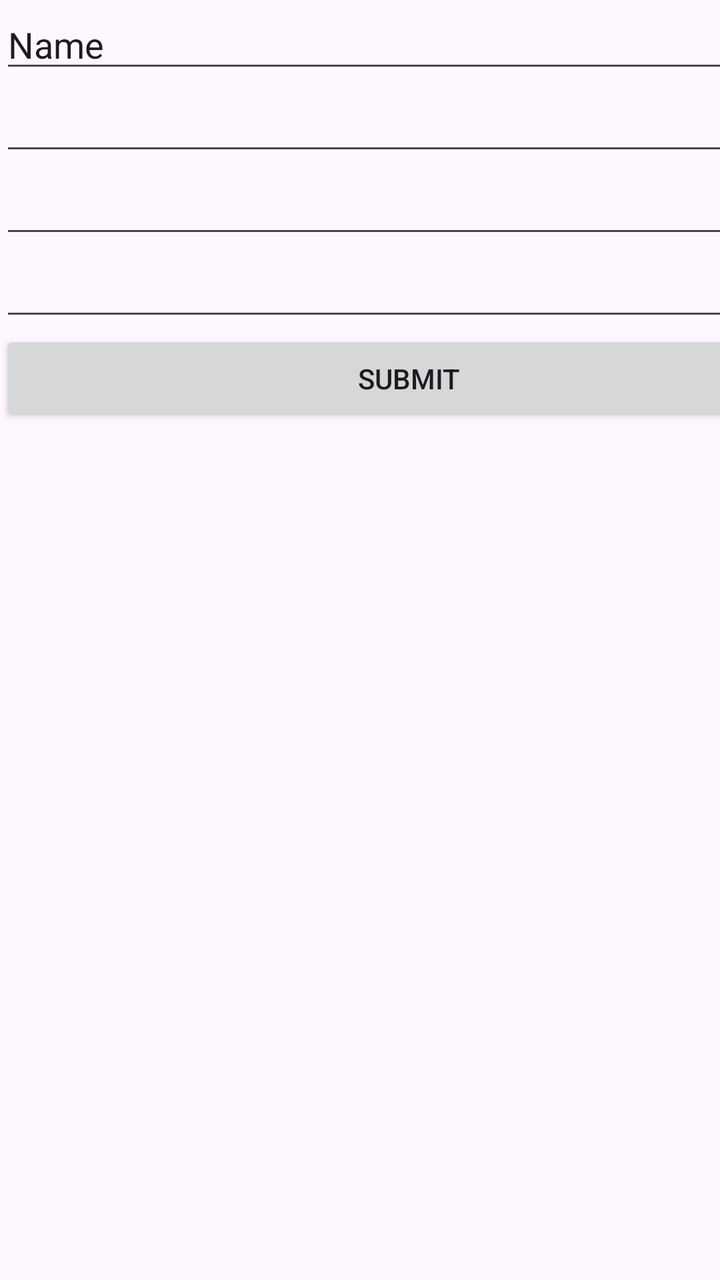
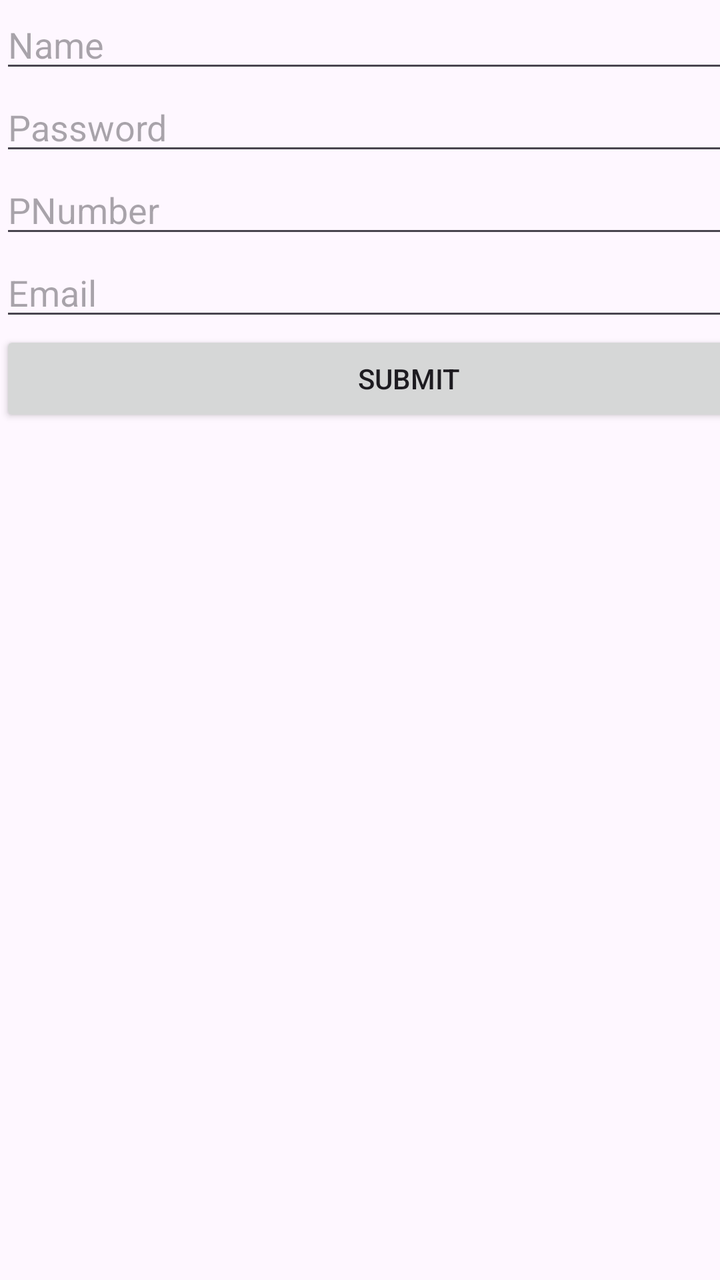

Two renders of the same Android screen: before a commit and after it. Below are the layout's source before the change and the commit's diff.
<!-- AndroidManifest.xml: application theme Theme.Lab1App1Form -->
<!-- res/layout/activity_main.xml -->
<?xml version="1.0" encoding="utf-8"?>
<androidx.constraintlayout.widget.ConstraintLayout xmlns:android="http://schemas.android.com/apk/res/android"
    xmlns:app="http://schemas.android.com/apk/res-auto"
    xmlns:tools="http://schemas.android.com/tools"
    android:id="@+id/main"
    android:layout_width="match_parent"
    android:layout_height="match_parent"
    tools:context=".MainActivity">

    <LinearLayout
        android:layout_width="409dp"
        android:layout_height="729dp"
        android:orientation="vertical"
        tools:layout_editor_absoluteX="1dp"
        tools:layout_editor_absoluteY="1dp">

        <EditText
            android:id="@+id/editTextText"
            android:layout_width="match_parent"
            android:layout_height="wrap_content"
            android:ems="10"
            android:inputType="text"
            android:text="Name"
            android:hint="Name"
            />


        <EditText
            android:id="@+id/editTextTextPassword"
            android:layout_width="match_parent"
            android:layout_height="wrap_content"
            android:ems="10"
            android:inputType="textPassword"
            android:text=""/>

        <EditText
            android:id="@+id/editTextPhone"
            android:layout_width="match_parent"
            android:layout_height="wrap_content"
            android:ems="10"
            android:inputType="phone" />

        <EditText
            android:id="@+id/editTextTextEmailAddress2"
            android:layout_width="match_parent"
            android:layout_height="wrap_content"
            android:ems="10"
            android:inputType="textEmailAddress" />

        <Button
            android:id="@+id/button"
            android:layout_width="match_parent"
            android:layout_height="wrap_content"
            android:text="Submit"
            android:onClick="buttonPress"
            />

    </LinearLayout>
</androidx.constraintlayout.widget.ConstraintLayout>
<!-- resources referenced by this layout -->
<resources>
  <style name="Theme.Lab1App1Form" parent="Base.Theme.Lab1App1Form" />
  <style name="Base.Theme.Lab1App1Form" parent="Theme.Material3.DayNight.NoActionBar">
          
          
      </style>
</resources>

<!-- the commit's change to res/layout/activity_main.xml (unified diff, before → after) -->
@@ -19,10 +19,8 @@
             android:layout_width="match_parent"
             android:layout_height="wrap_content"
             android:ems="10"
-            android:inputType="text"
-            android:text="Name"
             android:hint="Name"
-            />
+            android:inputType="text" />
 
 
         <EditText
@@ -30,14 +28,16 @@
             android:layout_width="match_parent"
             android:layout_height="wrap_content"
             android:ems="10"
+            android:hint="Password"
             android:inputType="textPassword"
-            android:text=""/>
+            android:text="" />
 
         <EditText
             android:id="@+id/editTextPhone"
             android:layout_width="match_parent"
             android:layout_height="wrap_content"
             android:ems="10"
+            android:hint="PNumber"
             android:inputType="phone" />
 
         <EditText
@@ -45,6 +45,7 @@
             android:layout_width="match_parent"
             android:layout_height="wrap_content"
             android:ems="10"
+            android:hint="Email"
             android:inputType="textEmailAddress" />
 
         <Button
